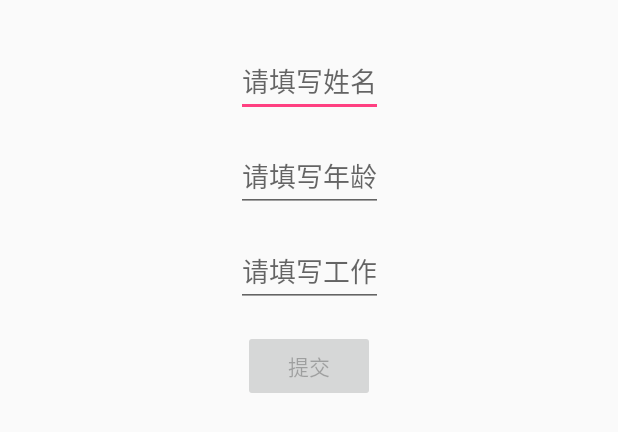
After one commit to potDevil/RxJavaExplore, an Android app: the layout activity_rxjava_unite_judge.xml on its own in the app's theme, with its tools: preview values and no code run, on a phone screen of 412 x 824 dp. The commit adds this screen. Shown: the top 432 px of the screen. Run offline under Robolectric (Android 15) with nearby library versions, the phone set to English and light mode, and no system bars.

Commit message:
第三次提交:RxJava联合判断

```diff
--- a/app/build.gradle
+++ b/app/build.gradle
@@ -40,4 +40,7 @@ dependencies {
 
     // 支持Gson解析
     api 'com.squareup.retrofit2:converter-gson:2.1.0'
+
+    // rxbinding
+    api 'com.jakewharton.rxbinding2:rxbinding:2.0.0'
 }
--- a/app/src/main/AndroidManifest.xml
+++ b/app/src/main/AndroidManifest.xml
@@ -11,7 +11,7 @@
         android:roundIcon="@mipmap/ic_launcher_round"
         android:supportsRtl="true"
         android:theme="@style/AppTheme">
-        <activity android:name="example.hulk.com.Activity.RxJavaUseActivity">
+        <activity android:name="example.hulk.com.Activity.RxJavaUniteJudge">
             <intent-filter>
                 <action android:name="android.intent.action.MAIN" />
 
@@ -20,6 +20,7 @@
         </activity>
 
         <activity android:name="example.hulk.com.Activity.RxJavaBaseStudyActivity" />
+        <activity android:name="example.hulk.com.Activity.RxJavaUseActivity" />
     </application>
 
 </manifest>
--- a/app/src/main/java/example/hulk/com/Activity/RxJavaUseActivity.java
+++ b/app/src/main/java/example/hulk/com/Activity/RxJavaUseActivity.java
@@ -36,7 +36,7 @@ import retrofit2.converter.gson.GsonConverterFactory;
  */
 public class RxJavaUseActivity extends AppCompatActivity {
 
-    private static final String TAG = "fuzhi";
+    private static final String TAG = "devil";
     // 设置变量 = 模拟轮询服务器次数
     private int i = 0;
 
--- /dev/null
+++ b/app/src/main/res/layout/activity_rxjava_unite_judge.xml
@@ -0,0 +1,50 @@
+<?xml version="1.0" encoding="utf-8"?>
+<android.support.constraint.ConstraintLayout xmlns:android="http://schemas.android.com/apk/res/android"
+    xmlns:app="http://schemas.android.com/apk/res-auto"
+    xmlns:tools="http://schemas.android.com/tools"
+    android:layout_width="match_parent"
+    android:layout_height="match_parent"
+    tools:context="example.hulk.com.Activity.RxJavaBaseStudyActivity">
+
+    <EditText
+        android:id="@+id/et_name"
+        android:layout_width="wrap_content"
+        android:layout_height="wrap_content"
+        android:layout_marginTop="30dp"
+        android:hint="@string/please_fill_in_name"
+        app:layout_constraintLeft_toLeftOf="parent"
+        app:layout_constraintRight_toRightOf="parent"
+        app:layout_constraintTop_toTopOf="parent" />
+
+    <EditText
+        android:id="@+id/et_age"
+        android:layout_width="wrap_content"
+        android:layout_height="wrap_content"
+        android:layout_marginTop="15dp"
+        android:hint="@string/please_fill_in_age"
+        app:layout_constraintLeft_toLeftOf="parent"
+        app:layout_constraintRight_toRightOf="parent"
+        app:layout_constraintTop_toBottomOf="@+id/et_name" />
+
+    <EditText
+        android:id="@+id/et_job"
+        android:layout_width="wrap_content"
+        android:layout_height="wrap_content"
+        android:layout_marginTop="15dp"
+        android:hint="@string/please_fill_in_job"
+        app:layout_constraintLeft_toLeftOf="parent"
+        app:layout_constraintRight_toRightOf="parent"
+        app:layout_constraintTop_toBottomOf="@+id/et_age" />
+
+    <Button
+        android:id="@+id/bt_commit"
+        android:layout_width="wrap_content"
+        android:layout_height="wrap_content"
+        android:layout_marginTop="15dp"
+        android:enabled="false"
+        android:text="提交"
+        app:layout_constraintLeft_toLeftOf="parent"
+        app:layout_constraintRight_toRightOf="parent"
+        app:layout_constraintTop_toBottomOf="@+id/et_job" />
+
+</android.support.constraint.ConstraintLayout>
--- a/app/src/main/res/values/strings.xml
+++ b/app/src/main/res/values/strings.xml
@@ -1,3 +1,6 @@
 <resources>
     <string name="app_name">RxJavaExplore</string>
+    <string name="please_fill_in_name">请填写姓名</string>
+    <string name="please_fill_in_age">请填写年龄</string>
+    <string name="please_fill_in_job">请填写工作</string>
 </resources>
```
Also changed, not shown: app/src/main/java/example/hulk/com/Activity/RxJavaUniteJudge.java (added, +81 -0 lines).
